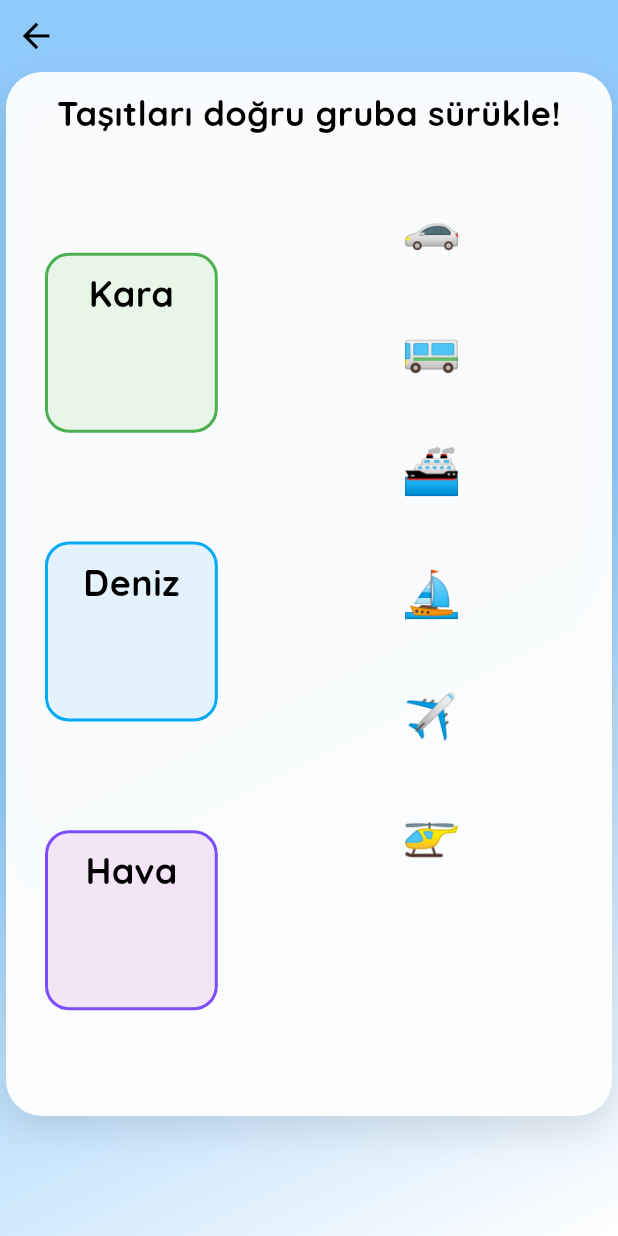
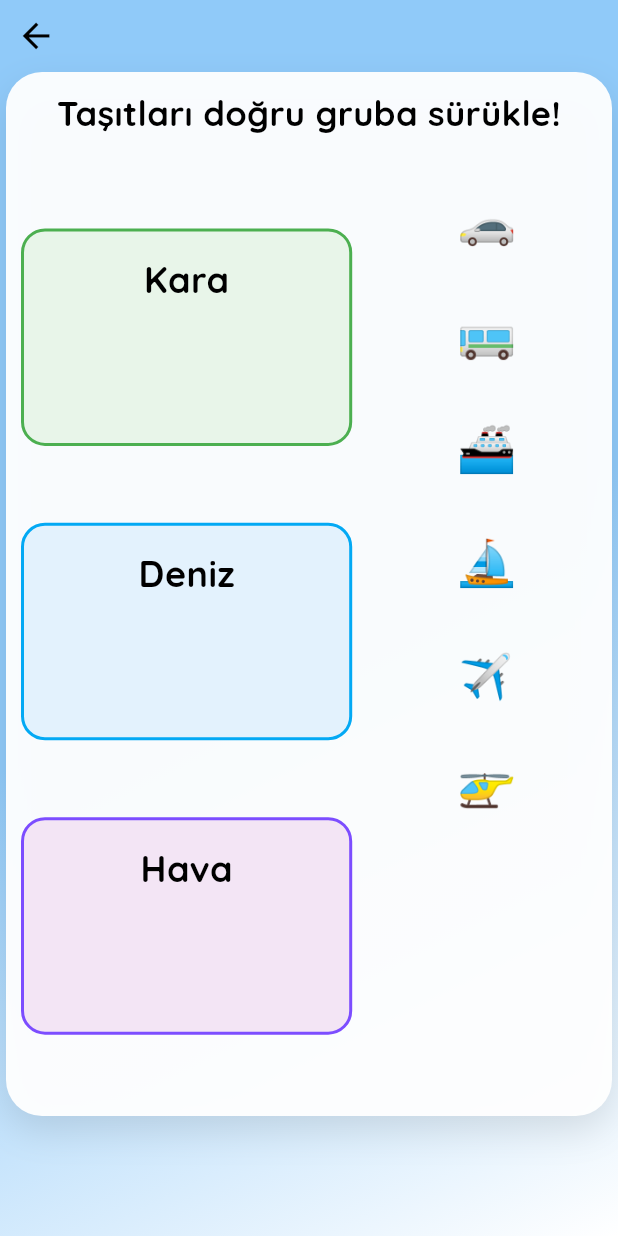
Before and after one commit to fzeynepgoren/Dixlearning, a Flutter app: the TasitSinifla screen opened directly, on a phone screen of 412 x 824 dp. Run offline on Flutter 3.47's test engine with Material 3 defaults, Android fonts, the phone set to English and light mode, and no system bars; our stand-ins replace audioplayers, fluentui_system_icons, flutter_animate, flutter_switch, google_fonts, shared_preferences; accounts and stored records are empty.

Commit message:
siniflama3\soru4 son hal

```diff
--- a/lib/siniflama3/soru4.dart
+++ b/lib/siniflama3/soru4.dart
@@ -193,7 +193,7 @@ class _TasitSiniflaState extends State<TasitSinifla>
                             crossAxisAlignment: CrossAxisAlignment.start,
                             children: [
                               Expanded(
-                                flex: 2,
+                                flex: 3,
                                 child: Column(
                                   mainAxisAlignment:
                                       MainAxisAlignment.spaceEvenly,
@@ -224,7 +224,7 @@ class _TasitSiniflaState extends State<TasitSinifla>
                               ),
                               const SizedBox(width: 16),
                               Expanded(
-                                flex: 3,
+                                flex: 2,
                                 child: SingleChildScrollView(
                                   child: Column(
                                     mainAxisAlignment: MainAxisAlignment.center,
@@ -347,9 +347,10 @@ class _TasitSiniflaState extends State<TasitSinifla>
       onAcceptWithDetails: (data) => _handleDrag(data.data, type),
       builder: (context, candidateData, rejectedData) {
         return Container(
-          width: 180,
-          height: 120,
-          margin: const EdgeInsets.symmetric(vertical: 12, horizontal: 16),
+          width: double.infinity,
+          height: 145,
+          margin: const EdgeInsets.symmetric(vertical: 7),
+          padding: const EdgeInsets.all(7),
           decoration: BoxDecoration(
             color: boxColor,
             border: Border.all(color: borderColor, width: 2),
@@ -368,8 +369,7 @@ class _TasitSiniflaState extends State<TasitSinifla>
                   ),
                 ),
               ),
-              Expanded(
-                child: Wrap(
+              Wrap(
                 alignment: WrapAlignment.center,
                 spacing: 10,
                 runSpacing: 4,
@@ -386,7 +386,6 @@ class _TasitSiniflaState extends State<TasitSinifla>
                         )
                         .toList(),
               ),
-              ),
             ],
           ),
         );
@@ -397,8 +396,8 @@ class _TasitSiniflaState extends State<TasitSinifla>
   Widget _buildDraggableItem(Map<String, dynamic> item) {
     return Container(
       margin: const EdgeInsets.symmetric(vertical: 6),
-      width: 70,
-      height: 70,
+      width: 64,
+      height: 64,
       child: Center(
         child: Text(
           item['emoji'],
```
Lines whose indentation alone changed are shown as unchanged.
